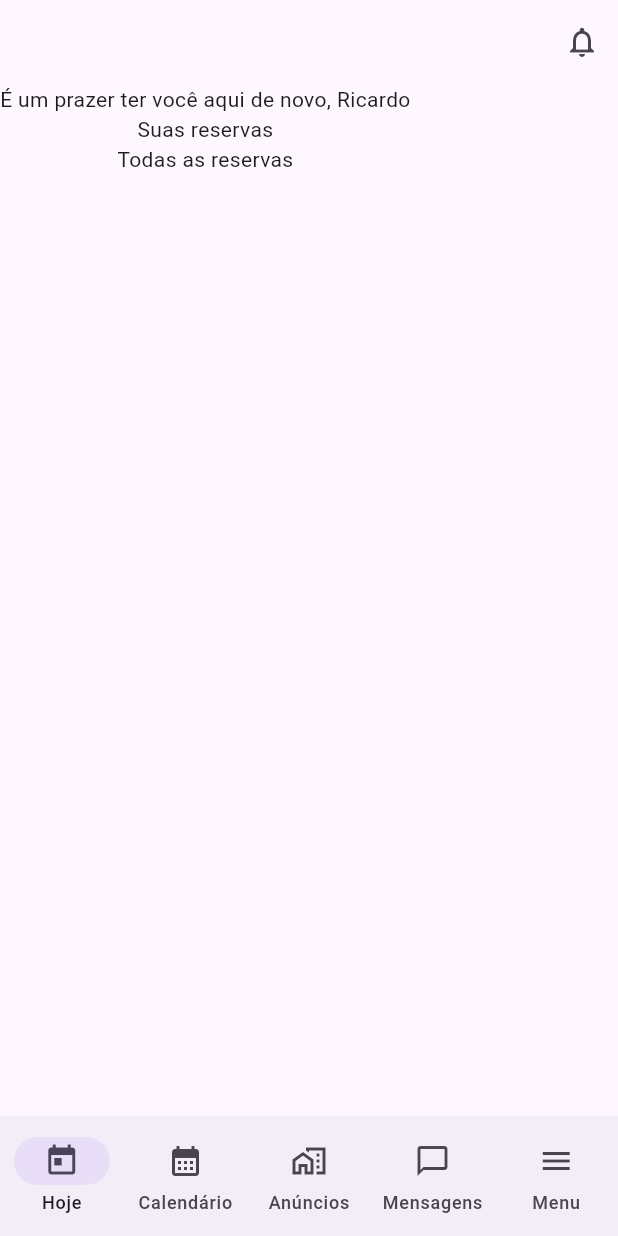
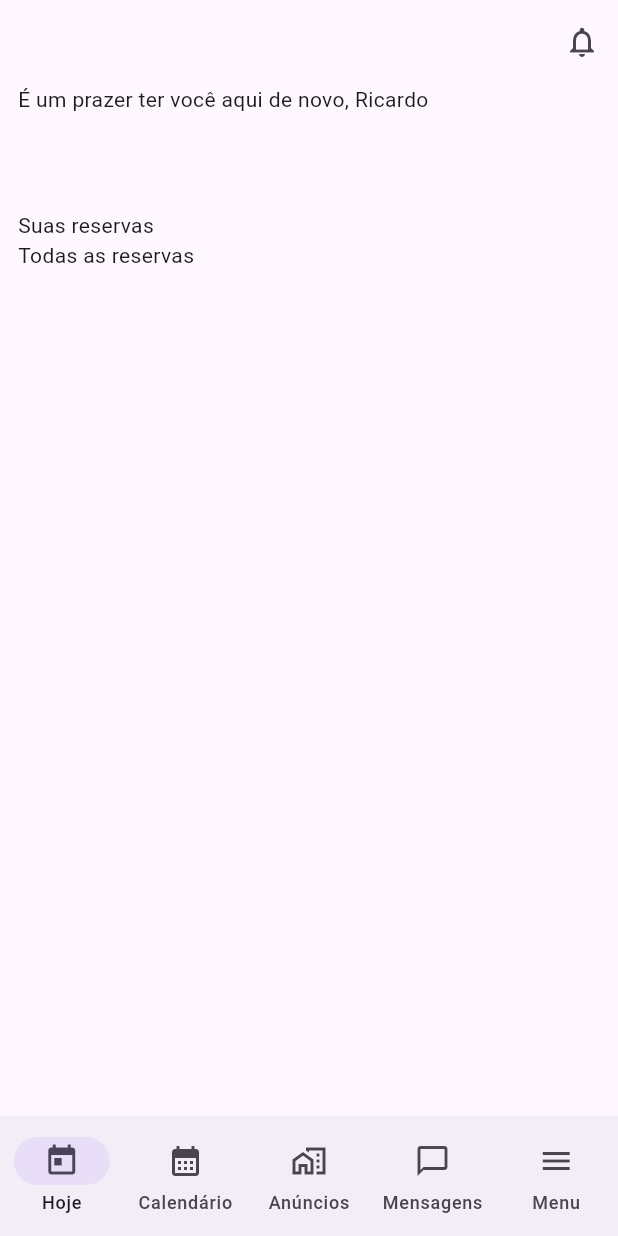
Before and after one commit to yurastico/airbnb-flutter-clone, a Flutter app: the screen it shows after launch, on a phone screen of 412 x 824 dp. Run offline on Flutter 3.47's test engine with Material 3 defaults, Android fonts, the phone set to English and light mode, and no system bars.

Commit message:
using our inside pading in todayTab

```diff
--- a/lib/main.dart
+++ b/lib/main.dart
@@ -1,3 +1,4 @@
+import 'package:airbnbistic/utils.dart';
 import 'package:flutter/material.dart';
 
 void main() {
@@ -74,18 +75,19 @@
         ][currentPageIndex]);
   }
 
-  get todayTab => Container(child:
- const Column(
-   children: [
-     Text(
-         "É um prazer ter você aqui de novo, Ricardo",
-     ),
-     Text(
-         "Suas reservas",
-), Text(
-         "Todas as reservas",
-     )
-], ));
+  get todayTab => Container(
+          child: Column(
+        crossAxisAlignment: CrossAxisAlignment.start,
+        mainAxisSize: MainAxisSize.max,
+        children: [
+          insidePadding(
+              const Text("É um prazer ter você aqui de novo, Ricardo"),
+              bottomPadding: 64),
+          insidePadding(const Text("Suas reservas")),
+          insidePadding(const Text("Todas as reservas")),
+        ],
+      ));
+
   get calendarTab => const Center(child: Text("Calendário"));
   get advertisingTab => const Center(child: Text("Anúncio"));
   get messagesTab => const Center(child: Text("Mensagens"));
```
